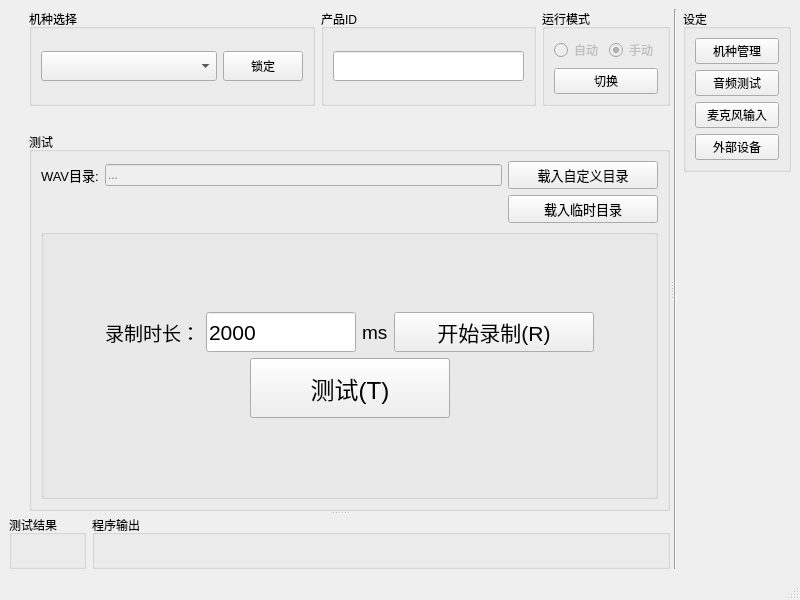
Above: mainwindow.ui from YeeeeRQ/SpeakerTest before the change. Below: the same form after it.
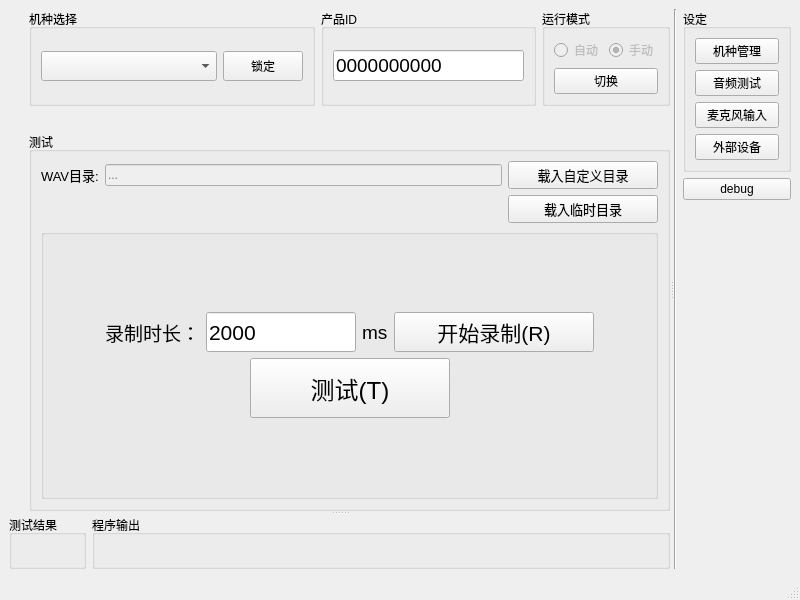
That is the form after the change. Custom widgets are drawn as their Qt base class.

The edit to the form file:
```diff
--- a/mainwindow.ui
+++ b/mainwindow.ui
@@ -140,6 +140,14 @@
                     <height>16777215</height>
                    </size>
                   </property>
+                  <property name="font">
+                   <font>
+                    <pointsize>14</pointsize>
+                   </font>
+                  </property>
+                  <property name="text">
+                   <string>0000000000</string>
+                  </property>
                  </widget>
                 </item>
                </layout>
@@ -574,7 +582,7 @@
          </widget>
         </item>
         <item>
-         <layout class="QVBoxLayout" name="verticalLayout_9" stretch="0,0">
+         <layout class="QVBoxLayout" name="verticalLayout_9" stretch="0,0,0">
           <item>
            <widget class="QGroupBox" name="groupBox4AppSetting">
             <property name="title">
@@ -616,6 +624,13 @@
             </layout>
            </widget>
           </item>
+          <item>
+           <widget class="QPushButton" name="btnDebug">
+            <property name="text">
+             <string>debug</string>
+            </property>
+           </widget>
+          </item>
           <item>
            <spacer name="verticalSpacer_3">
             <property name="orientation">
```
Left out of the diff: 2 changed lines with no effect on the pictures.
